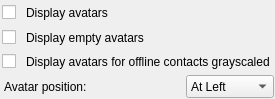
Qt form src/plugins/avatars/avataroptionswidget.ui (xnamed/vacuum-im) before a commit.
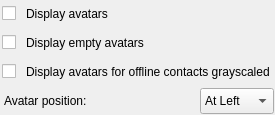
The same form after that commit.

```diff
--- a/src/plugins/avatars/avataroptionswidget.ui
+++ b/src/plugins/avatars/avataroptionswidget.ui
@@ -7,7 +7,7 @@
     <x>0</x>
     <y>0</y>
     <width>275</width>
-    <height>99</height>
+    <height>115</height>
    </rect>
   </property>
   <property name="windowTitle">
@@ -15,7 +15,7 @@
   </property>
   <layout class="QVBoxLayout" name="verticalLayout" stretch="0,0,0,0">
    <property name="spacing">
-    <number>1</number>
+    <number>3</number>
    </property>
    <property name="leftMargin">
     <number>1</number>
@@ -52,6 +52,12 @@
      </item>
      <item>
       <widget class="QLabel" name="label_3">
+       <property name="sizePolicy">
+        <sizepolicy hsizetype="Expanding" vsizetype="Preferred">
+         <horstretch>0</horstretch>
+         <verstretch>0</verstretch>
+        </sizepolicy>
+       </property>
        <property name="text">
         <string>Display avatars</string>
        </property>
@@ -85,6 +91,12 @@
      </item>
      <item>
       <widget class="QLabel" name="label_2">
+       <property name="sizePolicy">
+        <sizepolicy hsizetype="Expanding" vsizetype="Preferred">
+         <horstretch>0</horstretch>
+         <verstretch>0</verstretch>
+        </sizepolicy>
+       </property>
        <property name="text">
         <string>Display empty avatars</string>
        </property>
@@ -119,7 +131,7 @@
      <item>
       <widget class="QLabel" name="label">
        <property name="sizePolicy">
-        <sizepolicy hsizetype="Minimum" vsizetype="Preferred">
+        <sizepolicy hsizetype="Expanding" vsizetype="Preferred">
          <horstretch>0</horstretch>
          <verstretch>0</verstretch>
         </sizepolicy>
@@ -145,7 +157,7 @@
      <item>
       <widget class="QLabel" name="lblAvatarPosition">
        <property name="sizePolicy">
-        <sizepolicy hsizetype="Maximum" vsizetype="Preferred">
+        <sizepolicy hsizetype="Preferred" vsizetype="Preferred">
          <horstretch>0</horstretch>
          <verstretch>0</verstretch>
         </sizepolicy>
@@ -166,7 +178,7 @@
        <property name="sizeHint" stdset="0">
         <size>
          <width>40</width>
-         <height>20</height>
+         <height>10</height>
         </size>
        </property>
       </spacer>
@@ -174,7 +186,7 @@
      <item>
       <widget class="QComboBox" name="cmbAvatarPosition">
        <property name="sizePolicy">
-        <sizepolicy hsizetype="MinimumExpanding" vsizetype="Minimum">
+        <sizepolicy hsizetype="Preferred" vsizetype="Preferred">
          <horstretch>0</horstretch>
          <verstretch>0</verstretch>
         </sizepolicy>
```
